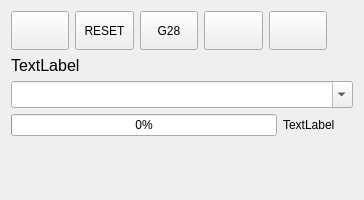
Old version of the form wlproj/wlmill/wlpositionwidget.ui in the repository wldevru/src.
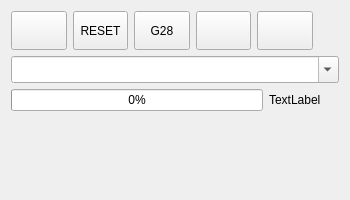
New version of the form. Icons and pictures are not drawn.

What changed in the file:
```diff
--- a/wlproj/wlmill/wlpositionwidget.ui
+++ b/wlproj/wlmill/wlpositionwidget.ui
@@ -6,7 +6,7 @@
    <rect>
     <x>0</x>
     <y>0</y>
-    <width>364</width>
+    <width>350</width>
     <height>200</height>
    </rect>
   </property>
@@ -334,16 +334,7 @@
       <layout class="QVBoxLayout" name="verLayoutControl"/>
      </item>
      <item>
-      <widget class="QLabel" name="labelActivGCode">
-       <property name="font">
-        <font>
-         <pointsize>12</pointsize>
-        </font>
-       </property>
-       <property name="text">
-        <string>TextLabel</string>
-       </property>
-      </widget>
+      <layout class="QHBoxLayout" name="horizontalLayout_4"/>
      </item>
      <item>
       <widget class="QComboBox" name="cbExGCode">
```
